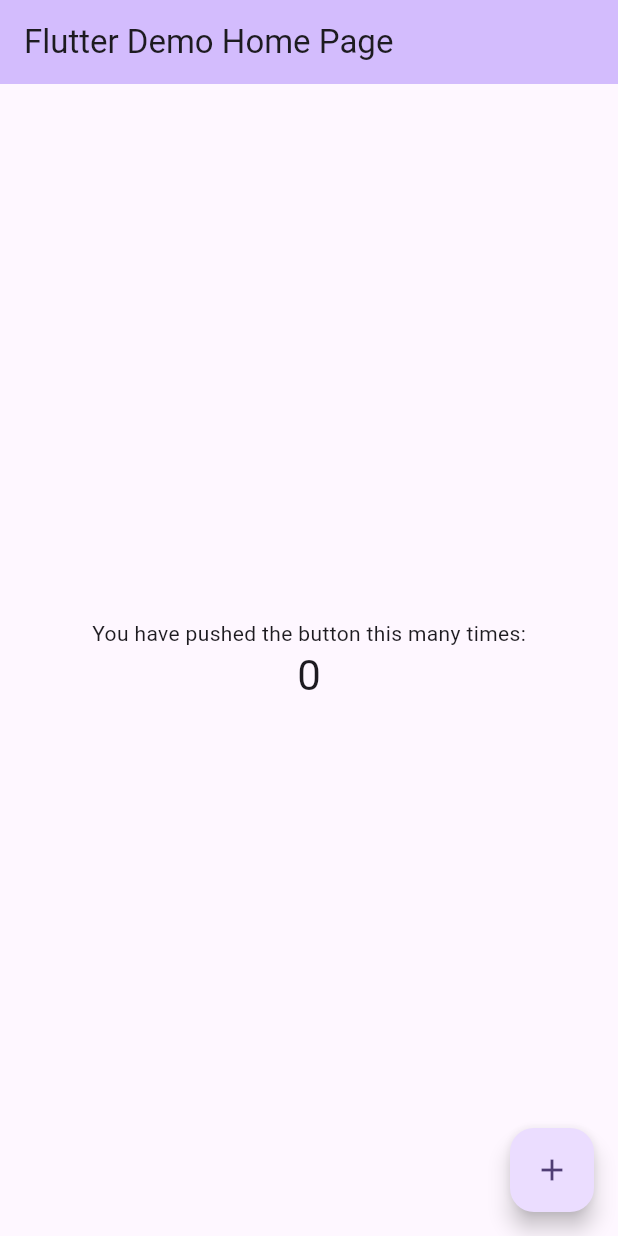
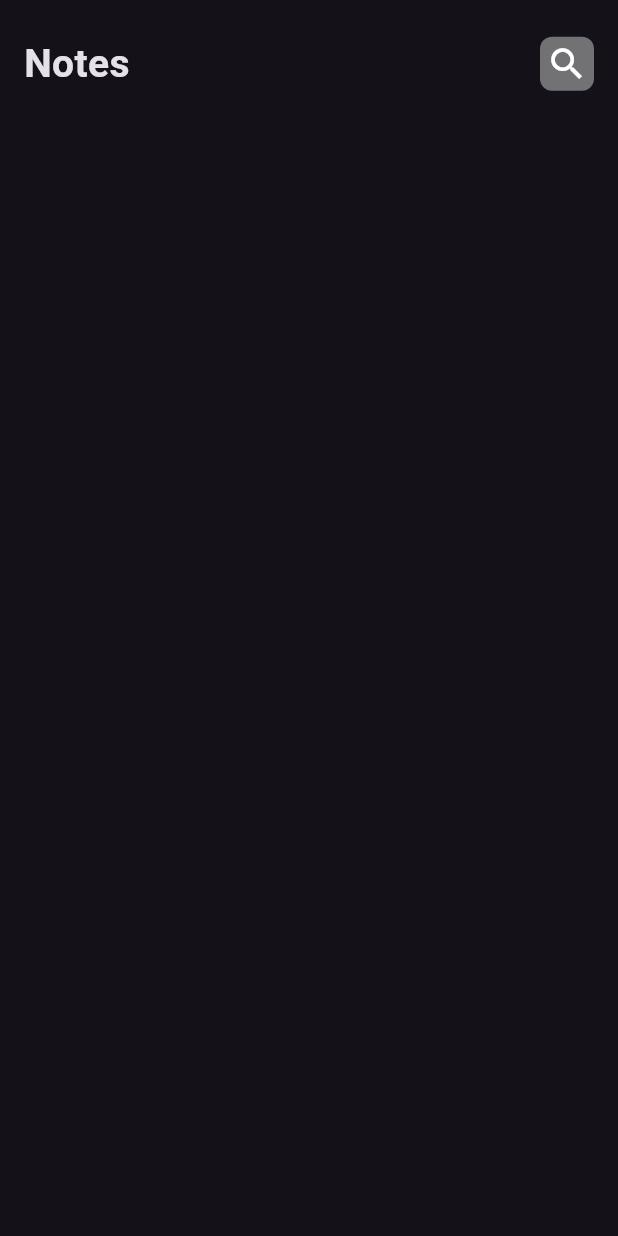
Before and after one commit to Yomna-Abdelmegeed/notes-app, a Flutter app: the screen it shows after launch, on a phone screen of 412 x 824 dp. Run offline on Flutter 3.47's test engine with Material 3 defaults, Android fonts, the phone set to English and light mode, and no system bars.

Commit message:
Create custom appbar.

```diff
--- a/lib/main.dart
+++ b/lib/main.dart
@@ -1,125 +1,19 @@
 import 'package:flutter/material.dart';
+import 'package:notes_app/view/notes_view.dart';
 
 void main() {
-  runApp(const MyApp());
+  runApp(const NotesApp());
 }
 
-class MyApp extends StatelessWidget {
-  const MyApp({super.key});
+class NotesApp extends StatelessWidget {
+  const NotesApp({super.key});
 
-  // This widget is the root of your application.
   @override
   Widget build(BuildContext context) {
     return MaterialApp(
-      title: 'Flutter Demo',
-      theme: ThemeData(
-        // This is the theme of your application.
-        //
-        // TRY THIS: Try running your application with "flutter run". You'll see
-        // the application has a purple toolbar. Then, without quitting the app,
-        // try changing the seedColor in the colorScheme below to Colors.green
-        // and then invoke "hot reload" (save your changes or press the "hot
-        // reload" button in a Flutter-supported IDE, or press "r" if you used
-        // the command line to start the app).
-        //
-        // Notice that the counter didn't reset back to zero; the application
-        // state is not lost during the reload. To reset the state, use hot
-        // restart instead.
-        //
-        // This works for code too, not just values: Most code changes can be
-        // tested with just a hot reload.
-        colorScheme: ColorScheme.fromSeed(seedColor: Colors.deepPurple),
-        useMaterial3: true,
-      ),
-      home: const MyHomePage(title: 'Flutter Demo Home Page'),
+      debugShowCheckedModeBanner: false,
+      theme: ThemeData.dark(),
+      home: NotesView(),
     );
   }
 }
-
-class MyHomePage extends StatefulWidget {
-  const MyHomePage({super.key, required this.title});
-
-  // This widget is the home page of your application. It is stateful, meaning
-  // that it has a State object (defined below) that contains fields that affect
-  // how it looks.
-
-  // This class is the configuration for the state. It holds the values (in this
-  // case the title) provided by the parent (in this case the App widget) and
-  // used by the build method of the State. Fields in a Widget subclass are
-  // always marked "final".
-
-  final String title;
-
-  @override
-  State<MyHomePage> createState() => _MyHomePageState();
-}
-
-class _MyHomePageState extends State<MyHomePage> {
-  int _counter = 0;
-
-  void _incrementCounter() {
-    setState(() {
-      // This call to setState tells the Flutter framework that something has
-      // changed in this State, which causes it to rerun the build method below
-      // so that the display can reflect the updated values. If we changed
-      // _counter without calling setState(), then the build method would not be
-      // called again, and so nothing would appear to happen.
-      _counter++;
-    });
-  }
-
-  @override
-  Widget build(BuildContext context) {
-    // This method is rerun every time setState is called, for instance as done
-    // by the _incrementCounter method above.
-    //
-    // The Flutter framework has been optimized to make rerunning build methods
-    // fast, so that you can just rebuild anything that needs updating rather
-    // than having to individually change instances of widgets.
-    return Scaffold(
-      appBar: AppBar(
-        // TRY THIS: Try changing the color here to a specific color (to
-        // Colors.amber, perhaps?) and trigger a hot reload to see the AppBar
-        // change color while the other colors stay the same.
-        backgroundColor: Theme.of(context).colorScheme.inversePrimary,
-        // Here we take the value from the MyHomePage object that was created by
-        // the App.build method, and use it to set our appbar title.
-        title: Text(widget.title),
-      ),
-      body: Center(
-        // Center is a layout widget. It takes a single child and positions it
-        // in the middle of the parent.
-        child: Column(
-          // Column is also a layout widget. It takes a list of children and
-          // arranges them vertically. By default, it sizes itself to fit its
-          // children horizontally, and tries to be as tall as its parent.
-          //
-          // Column has various properties to control how it sizes itself and
-          // how it positions its children. Here we use mainAxisAlignment to
-          // center the children vertically; the main axis here is the vertical
-          // axis because Columns are vertical (the cross axis would be
-          // horizontal).
-          //
-          // TRY THIS: Invoke "debug painting" (choose the "Toggle Debug Paint"
-          // action in the IDE, or press "p" in the console), to see the
-          // wireframe for each widget.
-          mainAxisAlignment: MainAxisAlignment.center,
-          children: <Widget>[
-            const Text(
-              'You have pushed the button this many times:',
-            ),
-            Text(
-              '$_counter',
-              style: Theme.of(context).textTheme.headlineMedium,
-            ),
-          ],
-        ),
-      ),
-      floatingActionButton: FloatingActionButton(
-        onPressed: _incrementCounter,
-        tooltip: 'Increment',
-        child: const Icon(Icons.add),
-      ), // This trailing comma makes auto-formatting nicer for build methods.
-    );
-  }
-}
--- /dev/null
+++ b/lib/view/notes_view.dart
@@ -0,0 +1,21 @@
+import 'package:flutter/material.dart';
+import 'package:notes_app/view/widgets/custom_app_bar.dart';
+
+class NotesView extends StatelessWidget {
+  const NotesView({super.key});
+
+  @override
+  Widget build(BuildContext context) {
+    return Scaffold(
+      body: Column(
+        children: [
+          SizedBox(height: 24),
+          CustomAppBar(
+            title: 'Notes',
+            icon: Icons.search,
+          ),
+        ],
+      ),
+    );
+  }
+}
--- /dev/null
+++ b/lib/view/widgets/custom_app_bar.dart
@@ -0,0 +1,39 @@
+import 'package:flutter/material.dart';
+
+class CustomAppBar extends StatelessWidget {
+  const CustomAppBar({super.key, required this.title, required this.icon});
+  final String title;
+  final IconData icon;
+  @override
+  Widget build(BuildContext context) {
+    return Padding(
+      padding: const EdgeInsets.symmetric(horizontal: 16),
+      child: Row(
+        mainAxisAlignment: MainAxisAlignment.spaceBetween,
+        children: [
+          Text(
+            title,
+            style: TextStyle(
+              fontSize: 26,
+              fontWeight: FontWeight.bold,
+            ),
+          ),
+          Container(
+            padding: EdgeInsets.all(4),
+            decoration: BoxDecoration(
+              color: Colors.white.withValues(
+                alpha: 0.4,
+              ),
+              borderRadius: BorderRadius.circular(8),
+            ),
+            child: Icon(
+              icon,
+              size: 28,
+              color: Colors.white,
+            ),
+          )
+        ],
+      ),
+    );
+  }
+}
```
Also changed, not shown: 1 other file.
